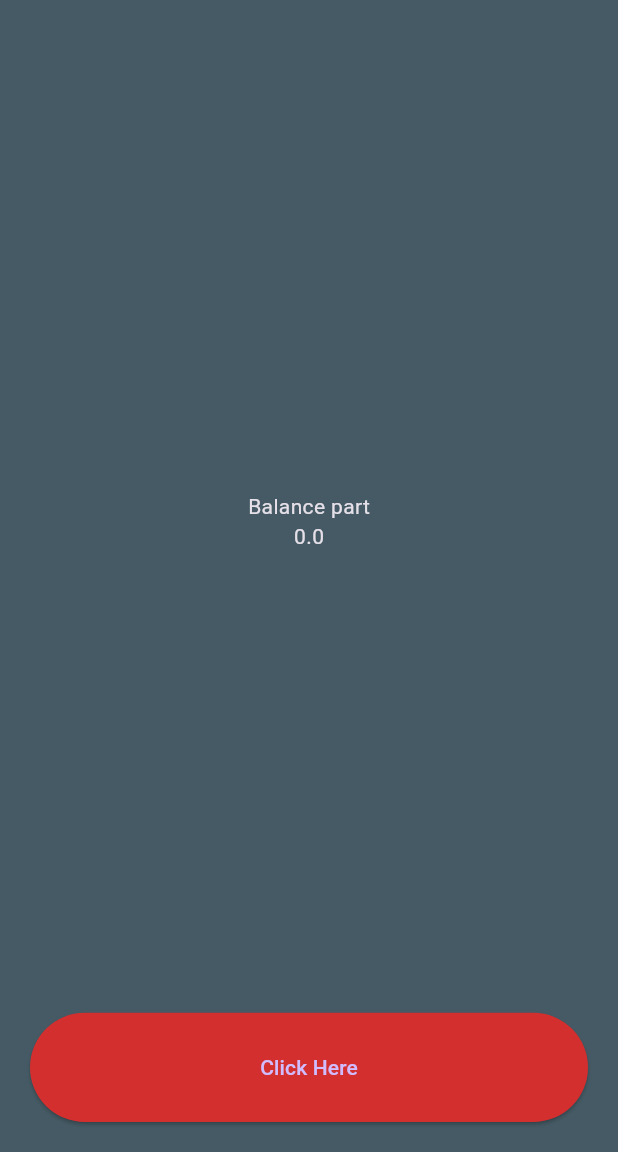
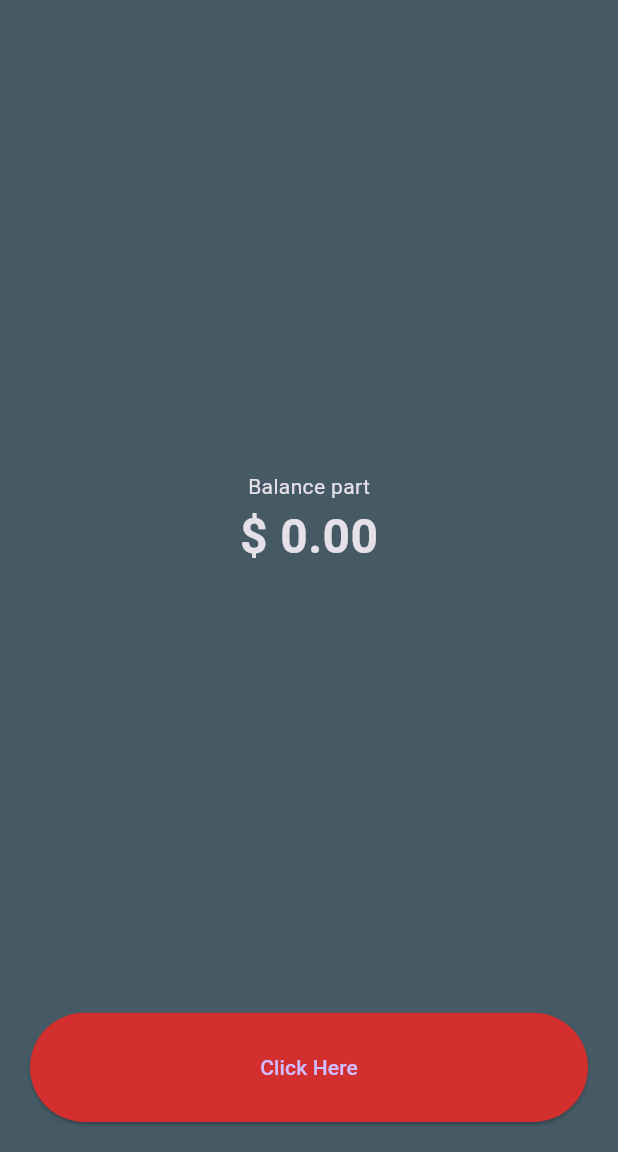
Before and after one commit to Sudipofficial4/Clone_billionareapp, a Flutter app: the screen it shows after launch, on a phone screen of 412 x 824 dp, the part 84-1236 px from its top. Run offline on Flutter 3.47's test engine with Material 3 defaults, Android fonts, the phone set to English and light mode, and no system bars; our stand-ins replace shared_preferences.

Commit message:
new codes

```diff
--- a/lib/balance_View.dart
+++ b/lib/balance_View.dart
@@ -1,4 +1,5 @@
 import 'package:flutter/material.dart';
+import 'package:intl/intl.dart';
 
 // ignore: must_be_immutable
 class BalanceView extends StatelessWidget {
@@ -14,7 +15,9 @@ class BalanceView extends StatelessWidget {
         mainAxisAlignment: MainAxisAlignment.center,
         children: [
           Text("Balance part"),
-          Text("$balance"),
+          Text(
+              '\$ ${NumberFormat.simpleCurrency(name: '').format(balance)}', //empty string is provided to remove the dollar sign
+              style: TextStyle(fontSize: 32, fontWeight: FontWeight.bold)),
         ],
       ),
     );
--- a/pubspec.yaml
+++ b/pubspec.yaml
@@ -36,6 +36,7 @@ dependencies:
   # Use with the CupertinoIcons class for iOS style icons.
   cupertino_icons: ^1.0.6
   shared_preferences: ^2.2.3
+  intl: ^0.20.2
 
 dev_dependencies:
   flutter_test:
```
Also changed, not shown: pubspec.lock.
